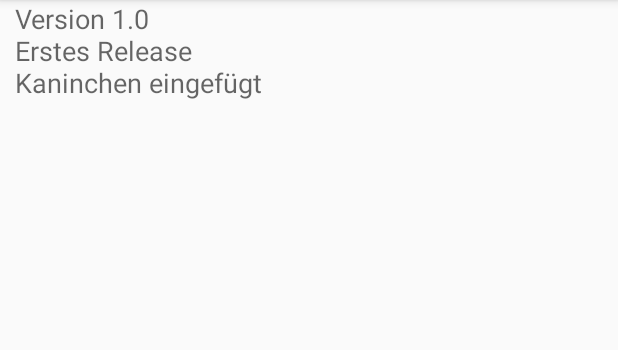
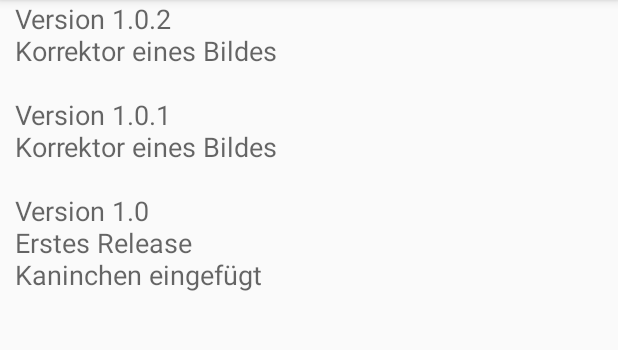
Before and after one commit to cheinisch/petcheck, an Android app: the fragment Tab3Fragment shown on its own in the app's theme, on a phone screen of 412 x 824 dp, the part 84-434 px from its top. Run offline under Robolectric (Android 15) with nearby library versions, the phone set to English and light mode, and no system bars; pictures from the network do not load.

Commit message:
Änderungen am Layout

```diff
--- a/app/src/main/res/values/strings.xml
+++ b/app/src/main/res/values/strings.xml
@@ -43,7 +43,7 @@
 
     <!-- TODO: Strings für Über diese App -->
     <string name="text_Releasenote">
-        Version 1.0\nErstes Release\nKaninchen eingefügt
+        Version 1.0.2\nKorrektor eines Bildes\n\nVersion 1.0.1\nKorrektor eines Bildes\n\nVersion 1.0\nErstes Release\nKaninchen eingefügt
     </string>
     <string name="title_item_list">Items</string>
     <string name="title_item_detail">Item Detail</string>
```
